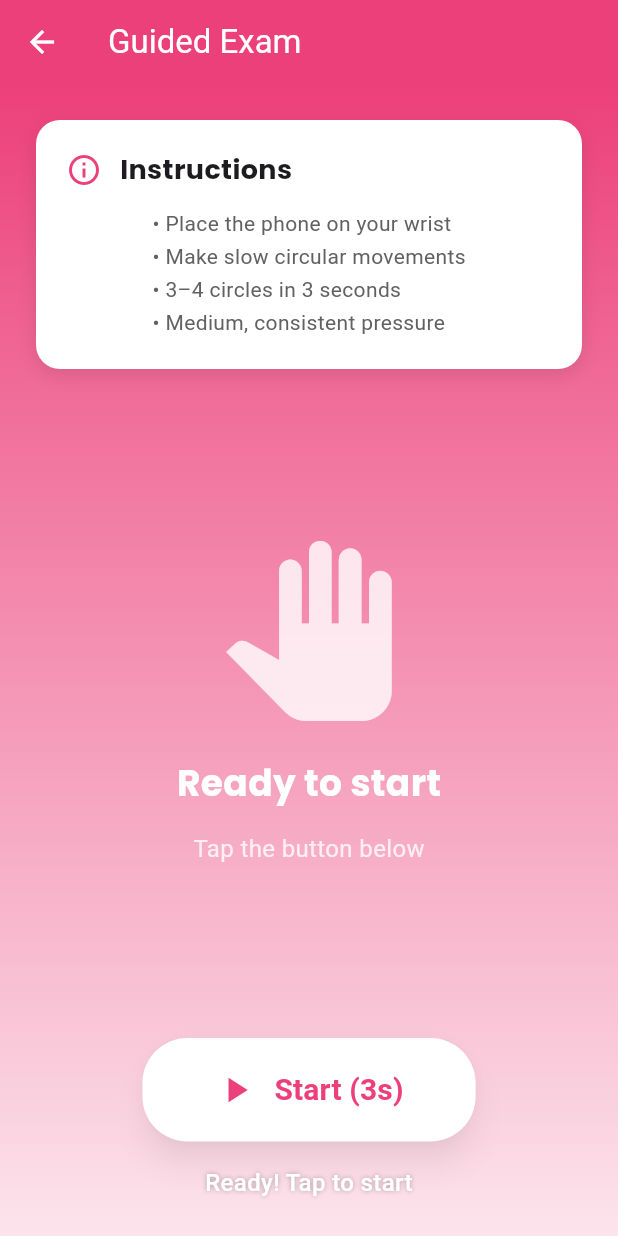
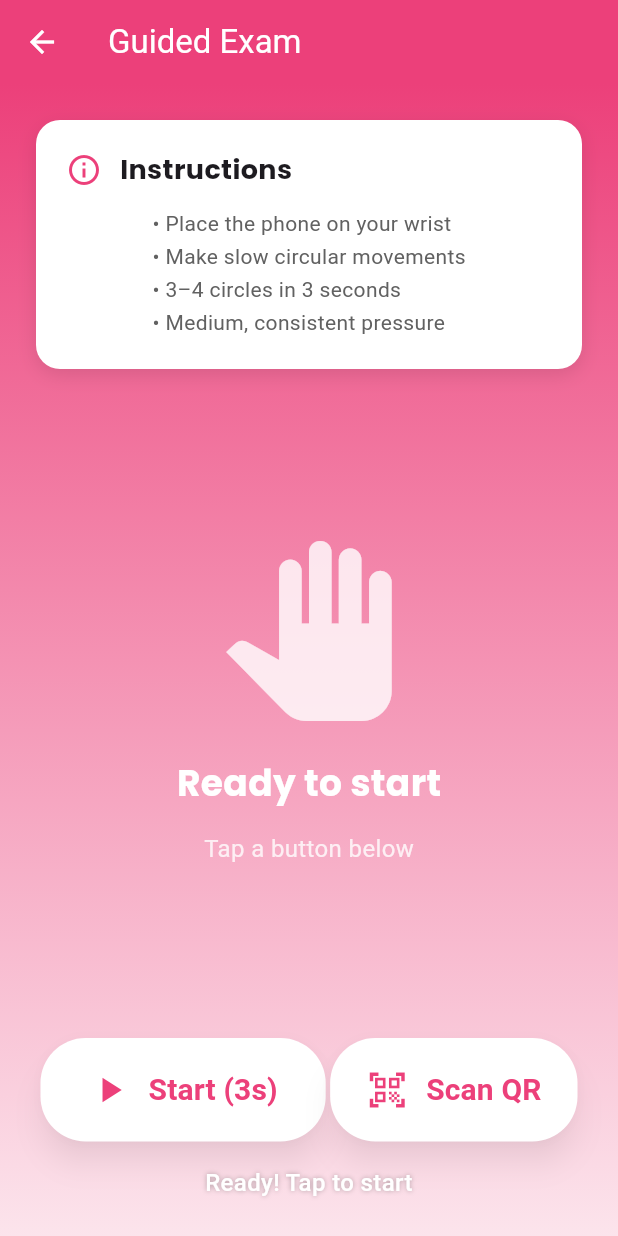
Before and after one commit to Deolinda1506/breastcare-ai-coach, a Flutter app: the ExamScreen screen opened directly, on a phone screen of 412 x 824 dp. Run offline on Flutter 3.47's test engine with Material 3 defaults, Android fonts, the phone set to English and light mode, and no system bars; our stand-ins replace google_fonts, qr_flutter, sensors_plus; missing offline and left inert: tflite_flutter.

Commit message:
Update exam_screen.dart

```diff
--- a/flutter_app/lib/screens/exam_screen.dart
+++ b/flutter_app/lib/screens/exam_screen.dart
@@ -1,6 +1,6 @@
 import 'package:flutter/material.dart';
 import 'package:google_fonts/google_fonts.dart';
-import 'package:qr_code_scanner/qr_code_scanner.dart';
+import 'qr_screen.dart'; // Écran pour scanner le QR code
 import '../services/ml_service.dart';
 import '../services/sensor_service.dart';
 import '../models/prediction.dart';
@@ -41,36 +41,8 @@ class _ExamScreenState extends State<ExamScreen> {
     }
   }
 
-  Future<String?> _scanQRCode() async {
-    String? qrResult;
-
-    await Navigator.push(
-      context,
-      MaterialPageRoute(
-        builder: (context) => QRViewExample(
-          onQRViewCreated: (controller, code) {
-            qrResult = code;
-            controller.dispose();
-            Navigator.pop(context);
-          },
-        ),
-      ),
-    );
-
-    return qrResult;
-  }
-
-  void _startExam() async {
+  void _startExam() {
     if (!_isInitialized || _isCollecting) return;
-
-    // Ouvrir le QR Scanner
-    setState(() => _statusMessage = 'Please scan the device QR code...');
-    final deviceCode = await _scanQRCode();
-
-    if (deviceCode == null || deviceCode.isEmpty) {
-      setState(() => _statusMessage = 'QR scan cancelled.');
-      return;
-    }
 
     setState(() {
       _isCollecting = true;
@@ -84,7 +56,6 @@ class _ExamScreenState extends State<ExamScreen> {
       onDataReady: (data) async {
         try {
           final prediction = await _mlService.predict(data);
-
           setState(() {
             _lastPrediction = prediction;
             _isCollecting = false;
@@ -104,6 +75,31 @@ class _ExamScreenState extends State<ExamScreen> {
         });
       },
     );
+  }
+
+  void _openQRScanner() async {
+    final modelUrl = await Navigator.push(
+      context,
+      MaterialPageRoute(builder: (_) => const QRScreen()),
+    );
+
+    if (modelUrl != null && modelUrl is String) {
+      setState(() {
+        _statusMessage = 'Loading model from QR...';
+      });
+
+      try {
+        await _mlService.loadModelFromUrl(modelUrl);
+        setState(() {
+          _isInitialized = true;
+          _statusMessage = 'Model loaded! Ready to start';
+        });
+      } catch (e) {
+        setState(() {
+          _statusMessage = 'Failed to load model: $e';
+        });
+      }
+    }
   }
 
   @override
@@ -135,7 +131,7 @@ class _ExamScreenState extends State<ExamScreen> {
                 const SizedBox(height: 32),
                 Expanded(child: _buildVisualization()),
                 const SizedBox(height: 32),
-                _buildActionButton(),
+                _buildActionButtons(),
                 const SizedBox(height: 16),
                 _buildStatusText(),
               ],
@@ -314,7 +310,7 @@ class _ExamScreenState extends State<ExamScreen> {
           ),
           const SizedBox(height: 16),
           Text(
-            'Tap the button below',
+            'Tap a button below',
             style: TextStyle(
               fontSize: 16,
               color: Colors.white.withOpacity(0.8),
@@ -338,26 +334,15 @@ class _ExamScreenState extends State<ExamScreen> {
               Row(
                 mainAxisAlignment: MainAxisAlignment.spaceBetween,
                 children: [
-                  Text(
-                    _getLabelText(entry.key),
-                    style: const TextStyle(fontSize: 12),
-                  ),
-                  Text(
-                    '${percentage.toStringAsFixed(1)}%',
-                    style: const TextStyle(
-                      fontSize: 12,
-                      fontWeight: FontWeight.bold,
-                    ),
-                  ),
+                  Text(_getLabelText(entry.key), style: const TextStyle(fontSize: 12)),
+                  Text('${percentage.toStringAsFixed(1)}%', style: const TextStyle(fontSize: 12, fontWeight: FontWeight.bold)),
                 ],
               ),
               const SizedBox(height: 4),
               LinearProgressIndicator(
                 value: entry.value,
                 backgroundColor: Colors.grey.shade200,
-                valueColor: AlwaysStoppedAnimation(
-                  _getColorForLabel(entry.key),
-                ),
+                valueColor: AlwaysStoppedAnimation(_getColorForLabel(entry.key)),
               ),
             ],
           ),
@@ -366,39 +351,48 @@ class _ExamScreenState extends State<ExamScreen> {
     );
   }
 
-  Widget _buildActionButton() {
-    return ElevatedButton(
+  Widget _buildActionButtons() {
+    return Row(
+      mainAxisAlignment: MainAxisAlignment.spaceEvenly,
+      children: [
+        ElevatedButton(
           onPressed: _isInitialized && !_isCollecting ? _startExam : null,
           style: ElevatedButton.styleFrom(
             backgroundColor: Colors.white,
             foregroundColor: Colors.pink.shade400,
-        padding: const EdgeInsets.symmetric(
-          horizontal: 48,
-          vertical: 20,
-        ),
-        shape: RoundedRectangleBorder(
-          borderRadius: BorderRadius.circular(30),
-        ),
+            padding: const EdgeInsets.symmetric(horizontal: 32, vertical: 20),
+            shape: RoundedRectangleBorder(borderRadius: BorderRadius.circular(30)),
             elevation: 8,
             shadowColor: Colors.black.withOpacity(0.3),
           ),
           child: Row(
-        mainAxisSize: MainAxisSize.min,
             children: [
-          Icon(
-            _isCollecting ? Icons.hourglass_empty : Icons.play_arrow,
-            size: 28,
+              Icon(_isCollecting ? Icons.hourglass_empty : Icons.play_arrow, size: 28),
+              const SizedBox(width: 12),
+              Text(_isCollecting ? 'Analyzing...' : 'Start (3s)',
+                  style: GoogleFonts.roboto(fontSize: 20, fontWeight: FontWeight.w600)),
+            ],
           ),
+        ),
+        ElevatedButton(
+          onPressed: _openQRScanner,
+          style: ElevatedButton.styleFrom(
+            backgroundColor: Colors.white,
+            foregroundColor: Colors.pink.shade400,
+            padding: const EdgeInsets.symmetric(horizontal: 24, vertical: 20),
+            shape: RoundedRectangleBorder(borderRadius: BorderRadius.circular(30)),
+            elevation: 8,
+            shadowColor: Colors.black.withOpacity(0.3),
+          ),
+          child: Row(
+            children: [
+              const Icon(Icons.qr_code_scanner, size: 28),
               const SizedBox(width: 12),
-          Text(
-            _isCollecting ? 'Analyzing...' : 'Start (3s)',
-            style: GoogleFonts.roboto(
-              fontSize: 20,
-              fontWeight: FontWeight.w600,
+              Text('Scan QR', style: GoogleFonts.roboto(fontSize: 20, fontWeight: FontWeight.w600)),
+            ],
           ),
         ),
       ],
-      ),
     );
   }
 
@@ -410,24 +404,15 @@ class _ExamScreenState extends State<ExamScreen> {
         color: Colors.white,
         fontSize: 16,
         fontWeight: FontWeight.w500,
-        shadows: [
-          Shadow(
-            color: Colors.black.withOpacity(0.3),
-            blurRadius: 4,
-          ),
-        ],
+        shadows: [Shadow(color: Colors.black.withOpacity(0.3), blurRadius: 4)],
       ),
     );
   }
 
   Color _getColorForPrediction(Prediction prediction) {
-    if (prediction.isCorrect) {
-      return Colors.green;
-    } else if (prediction.label == 'erratic') {
-      return Colors.red;
-    } else {
+    if (prediction.isCorrect) return Colors.green;
+    if (prediction.label == 'erratic') return Colors.red;
     return Colors.orange;
-    }
   }
 
   Color _getColorForLabel(String label) {
@@ -467,27 +452,3 @@ class _ExamScreenState extends State<ExamScreen> {
     super.dispose();
   }
 }
-
-/// QR Scanner Screen
-class QRViewExample extends StatelessWidget {
-  final void Function(QRViewController controller, String code) onQRViewCreated;
-
-  const QRViewExample({Key? key, required this.onQRViewCreated}) : super(key: key);
-
-  @override
-  Widget build(BuildContext context) {
-    final GlobalKey qrKey = GlobalKey(debugLabel: 'QR');
-
-    return Scaffold(
-      appBar: AppBar(title: const Text('Scan QR Code')),
-      body: QRView(
-        key: qrKey,
-        onQRViewCreated: (controller) {
-          controller.scannedDataStream.listen((scanData) {
-            onQRViewCreated(controller, scanData.code ?? '');
-          });
-        },
-      ),
-    );
-  }
-}
```
Lines whose indentation alone changed are shown as unchanged.
